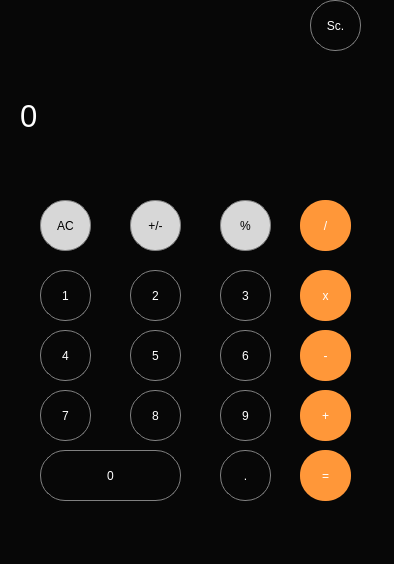
Above: QCalculator/calculator.ui from CppProgrammer23/QtProjects before the change. Below: the same form after it.
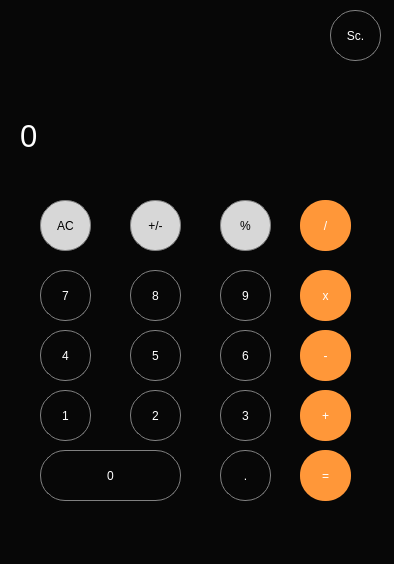
That is the form after the change.

The edit to the form file:
```diff
--- a/QCalculator/calculator.ui
+++ b/QCalculator/calculator.ui
@@ -24,9 +24,9 @@
     <property name="geometry">
      <rect>
       <x>20</x>
-      <y>60</y>
+      <y>100</y>
       <width>331</width>
-      <height>111</height>
+      <height>71</height>
      </rect>
     </property>
     <property name="palette">
@@ -279,7 +279,7 @@
     <property name="geometry">
      <rect>
       <x>40</x>
-      <y>270</y>
+      <y>390</y>
       <width>51</width>
       <height>51</height>
      </rect>
@@ -303,7 +303,7 @@
     <property name="geometry">
      <rect>
       <x>130</x>
-      <y>270</y>
+      <y>390</y>
       <width>51</width>
       <height>51</height>
      </rect>
@@ -327,7 +327,7 @@
     <property name="geometry">
      <rect>
       <x>220</x>
-      <y>270</y>
+      <y>390</y>
       <width>51</width>
       <height>51</height>
      </rect>
@@ -423,7 +423,7 @@
     <property name="geometry">
      <rect>
       <x>40</x>
-      <y>390</y>
+      <y>270</y>
       <width>51</width>
       <height>51</height>
      </rect>
@@ -447,7 +447,7 @@
     <property name="geometry">
      <rect>
       <x>130</x>
-      <y>390</y>
+      <y>270</y>
       <width>51</width>
       <height>51</height>
      </rect>
@@ -471,7 +471,7 @@
     <property name="geometry">
      <rect>
       <x>220</x>
-      <y>390</y>
+      <y>270</y>
       <width>51</width>
       <height>51</height>
      </rect>
@@ -702,8 +702,8 @@
    <widget class="QPushButton" name="buttonscientific">
     <property name="geometry">
      <rect>
-      <x>310</x>
-      <y>0</y>
+      <x>330</x>
+      <y>10</y>
       <width>51</width>
       <height>51</height>
      </rect>
@@ -723,6 +723,25 @@
      <string>Sc.</string>
     </property>
    </widget>
+   <widget class="QLabel" name="label_2">
+    <property name="geometry">
+     <rect>
+      <x>50</x>
+      <y>50</y>
+      <width>281</width>
+      <height>31</height>
+     </rect>
+    </property>
+    <property name="styleSheet">
+     <string notr="true">QLabel {
+	color: rgb(255, 255, 255);
+  qproperty-alignment: 'AlignVCenter | AlignRight';
+}</string>
+    </property>
+    <property name="text">
+     <string/>
+    </property>
+   </widget>
   </widget>
   <widget class="QStatusBar" name="statusbar"/>
   <widget class="QMenuBar" name="menubar">
```
